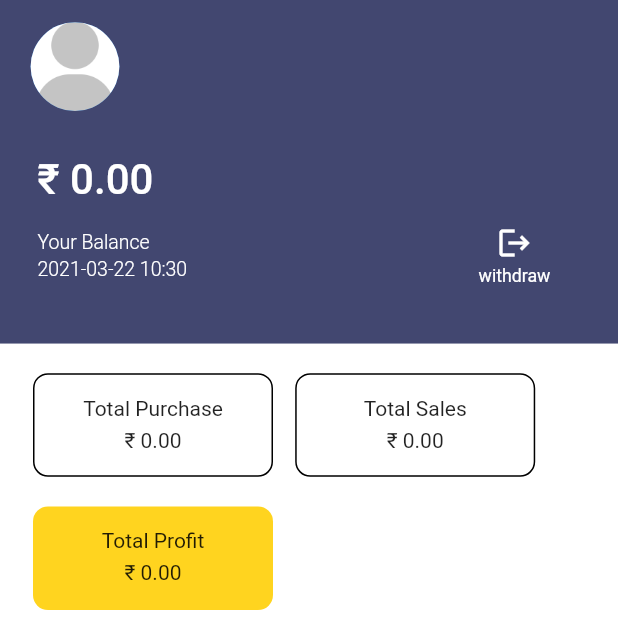
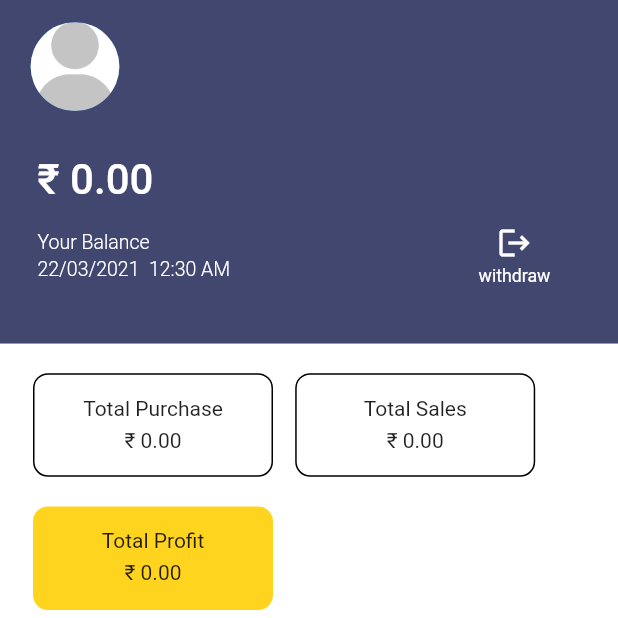
Before and after one commit to ptlmay25/Flutter_app_frontend, a Flutter app: the Accounttab screen opened directly, on a phone screen of 412 x 824 dp, the top half of it. Run offline on Flutter 3.47's test engine with Material 2 defaults, Android fonts, the phone set to English and light mode, and no system bars; our stand-ins replace dio, firebase_auth, fl_chart, fluttertoast, image_picker, share; missing offline and left inert: razorpay_flutter, sms_otp_auto_verify; accounts and stored records are empty; network calls fail.

Commit message:
DateTime Formatter

```diff
--- a/ibiz/lib/view/bottom/AccountTab/accounttab.dart
+++ b/ibiz/lib/view/bottom/AccountTab/accounttab.dart
@@ -4,6 +4,7 @@ import 'package:ibiz/models/usermodel.dart';
 import 'package:ibiz/service/database/transactiondb.dart';
 import 'package:ibiz/size_config.dart';
 import 'package:ibiz/view/bottom/AccountTab/withdraw.dart';
+import 'package:ibiz/view/dateformatter.dart';
 import 'package:intl/intl.dart';
 import 'package:provider/provider.dart';
 import 'package:ibiz/models/purchase.dart';
@@ -120,7 +121,9 @@ class _AccounttabState extends State<Accounttab> {
                           Align(
                             alignment: Alignment.topLeft,
                             child: Text(
-                              DateTime.now().toString().substring(0, 16),
+                              DateFormatter().format(DateTime.now()) +
+                                  '\t\t' +
+                                  DateFormatter().timeFormatter(DateTime.now()),
                               style: TextStyle(
                                 color: Colors.white,
                                 fontSize: 13,
--- a/ibiz/lib/view/bottom/HomeTab/hometab.dart
+++ b/ibiz/lib/view/bottom/HomeTab/hometab.dart
@@ -11,6 +11,7 @@ import 'package:ibiz/view/bottom/HomeTab/buysheet.dart';
 import 'package:ibiz/view/bottom/HomeTab/chart.dart';
 import 'package:ibiz/view/bottom/HomeTab/sellsheet.dart';
 import 'package:ibiz/view/bottom/HomeTab/tokentile.dart';
+import 'package:ibiz/view/dateformatter.dart';
 import 'package:intl/intl.dart';
 import 'package:provider/provider.dart';
 
@@ -120,9 +121,8 @@ class _HometabState extends State<Hometab> {
                                                   color: Colors.green));
                                         }
                                       }),
-                                  trailing: Text(DateTime.now()
-                                      .toString()
-                                      .substring(0, 11)),
+                                  trailing: Text(
+                                      DateFormatter().format(DateTime.now())),
                                 )),
                             SizedBox(height: 35 * SizeConfig.heightMultiplier),
                             FutureBuilder(
--- a/ibiz/lib/view/bottom/HomeTab/payment_method.dart
+++ b/ibiz/lib/view/bottom/HomeTab/payment_method.dart
@@ -239,7 +239,7 @@ class _PaymentMethodState extends State<PaymentMethod> {
                     },
                     color: Color.fromRGBO(255, 212, 31, 1),
                     child: Text(
-                      'Place Order',
+                      'Buy Token',
                       style: TextStyle(
                           color: Color.fromRGBO(21, 21, 21, 1),
                           fontWeight: FontWeight.normal,
@@ -259,7 +259,7 @@ class _PaymentMethodState extends State<PaymentMethod> {
     var options = {
       'key': 'rzp_live_7Y8zmN1s4WEkLo',
       'amount': widget.amount * 100,
-      'name': 'Firefly',
+      'name': 'Saler\'s club',
       'image': 'assets/icons/user_icon.png',
       'description': 'Payment for new Token',
       'prefill': {'contact': userModel.mobileNo, 'email': userModel.email},
--- /dev/null
+++ b/ibiz/lib/view/dateformatter.dart
@@ -0,0 +1,24 @@
+class DateFormatter {
+  String format(DateTime date) {
+    return date.day.toString() +
+        '/' +
+        getMonth(date.month) +
+        '/' +
+        date.year.toString();
+  }
+
+  String getMonth(int m) {
+    return m >= 10 ? m.toString() : '0' + m.toString();
+  }
+
+  String timeFormatter(DateTime date) {
+    String unit = (date.hour > 12) ? 'PM' : 'AM';
+    String h = '12';
+    if (date.hour > 12) {
+      h = (date.hour.toInt() - 12).toString();
+    } else if (date.hour == 0) {
+      unit = 'AM';
+    }
+    return h + ':' + date.minute.toString() + ' ' + unit;
+  }
+}
```
Also changed, not shown: ibiz/lib/view/bottom/HomeTab/tokentile.dart (+7 -5 lines).
